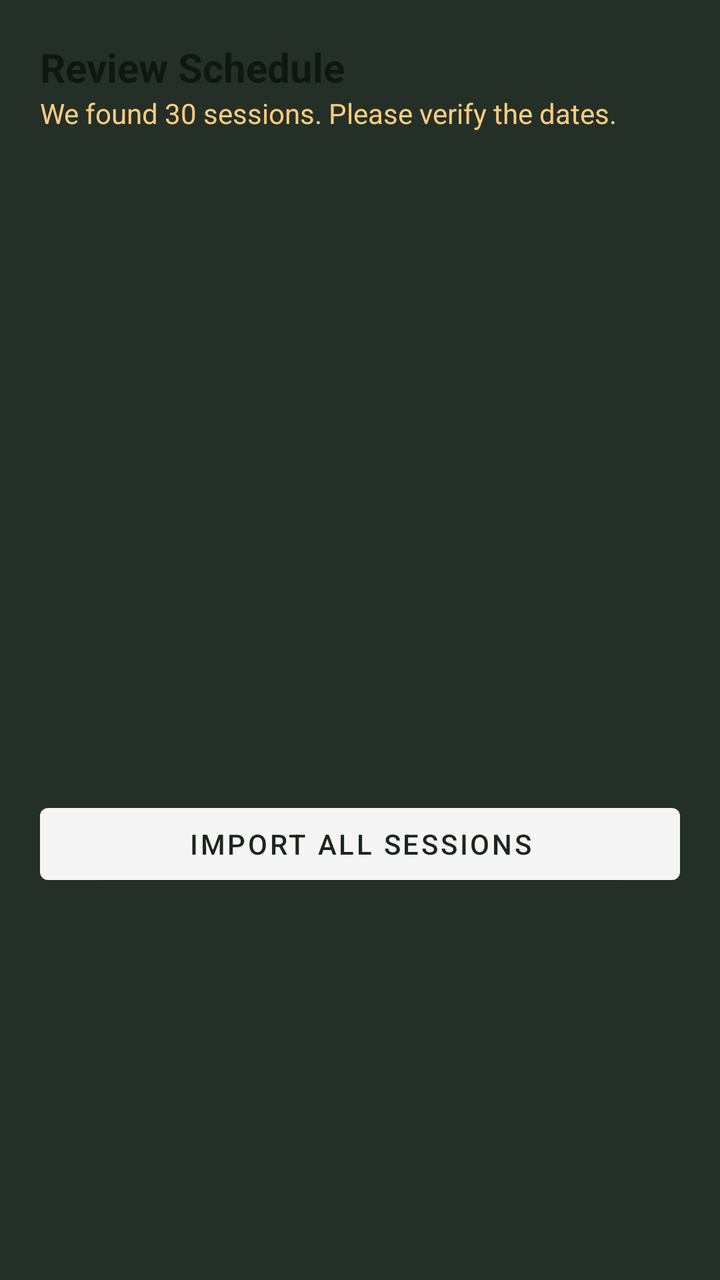
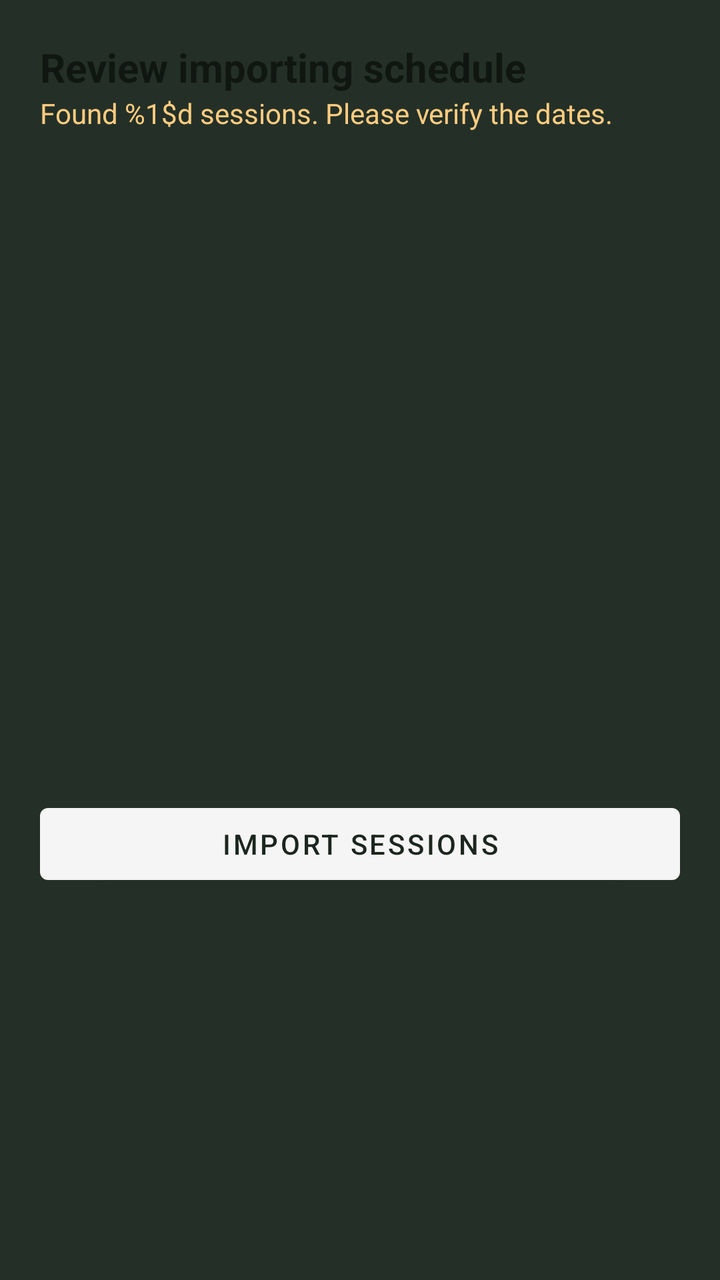

Compare the two renders of this Android layout. The source of the first and the diff that turns it into the second are given below.
<!-- AndroidManifest.xml: application theme Theme.Presensor -->
<!-- res/layout/layout_import_session_preview.xml -->
<LinearLayout xmlns:android="http://schemas.android.com/apk/res/android"
    android:layout_width="match_parent"
    android:layout_height="wrap_content"
    xmlns:app="http://schemas.android.com/apk/res-auto"
    android:orientation="vertical"
    android:padding="20dp"
    android:background="?attr/colorSurface">

    <TextView
        android:layout_width="wrap_content"
        android:layout_height="wrap_content"
        android:text="Review Schedule"
        android:textSize="20sp"
        android:textStyle="bold" />

    <TextView
        android:id="@+id/txtImportCount"
        android:layout_width="wrap_content"
        android:layout_height="wrap_content"
        android:text="We found 30 sessions. Please verify the dates."
        android:textColor="?attr/descriptiveTextColor"
        android:layout_marginBottom="16dp"/>

    <androidx.recyclerview.widget.RecyclerView
        android:id="@+id/rvImportPreview"
        android:layout_width="match_parent"
        android:layout_height="300dp" /> <com.google.android.material.button.MaterialButton
    android:id="@+id/btnConfirmImport"
    android:layout_width="match_parent"
    android:layout_height="wrap_content"
    android:layout_marginTop="16dp"
    android:text="Import All Sessions"
    app:cardCornerRadius="8dp" />
</LinearLayout>
<!-- resources referenced by this layout -->
<resources>
  <style name="Theme.Presensor" parent="Base.Theme.Presensor" />
  <style name="Base.Theme.Presensor" parent="Theme.MaterialComponents.DayNight.NoActionBar">
          <item name="colorPrimary">@color/chalk_white</item>
          <item name="colorOnPrimary">@color/blackboard_green</item>
  
          <item name="android:windowBackground">@color/blackboard_green</item>
          <item name="colorSurface">@color/surface_dark</item>
  
          <item name="android:statusBarColor">#141D16</item>
          <item name="android:windowLightStatusBar">false</item>
          <item name="android:textColorPrimary">@color/chalk_white</item>
          <item name="android:textColorSecondary" format="color">@color/chalk_blue</item>
          <item name="timestampColor" format="color">@color/chalk_teal</item>
          <item name="actionItemColor" format="color">@color/chalk_blue</item>
          <item name="descriptiveTextColor" format="color">@color/chalk_orange</item>
          <item name="cardFrameColor" format="color">@color/blackboard_frame</item>
          <item name="cardBackgroundColor" format="color">@color/blackboard_lighter_green</item>
  
          <item name="studentSkippedClassColor" format="color">@color/chalk_red</item>
          <item name="studentAttendedClassColor" format="color">@color/chalk_green</item>
      </style>
  <color name="chalk_white">#F5F5F5</color>
  <color name="blackboard_green">#1B261E</color>
  <color name="surface_dark">#243027</color>
  <color name="chalk_blue">#81D4FA</color>
  <color name="chalk_teal">#80CBC4</color>
  <color name="chalk_orange">#FFCC80</color>
  <color name="blackboard_frame">#40FFFFFF</color>
  <color name="blackboard_lighter_green">#243228</color>
  <color name="chalk_red">#EF9A9A</color>
  <color name="chalk_green">#C5E1A5</color>
</resources>

<!-- the commit's change to res/layout/layout_import_session_preview.xml (unified diff, before → after) -->
@@ -9,7 +9,7 @@
     <TextView
         android:layout_width="wrap_content"
         android:layout_height="wrap_content"
-        android:text="Review Schedule"
+        android:text="@string/dialog_import_sessions"
         android:textSize="20sp"
         android:textStyle="bold" />
 
@@ -17,18 +17,20 @@
         android:id="@+id/txtImportCount"
         android:layout_width="wrap_content"
         android:layout_height="wrap_content"
-        android:text="We found 30 sessions. Please verify the dates."
+        android:text="@string/dialog_import_sessions_hint"
         android:textColor="?attr/descriptiveTextColor"
-        android:layout_marginBottom="16dp"/>
+        android:layout_marginBottom="16dp" />
 
     <androidx.recyclerview.widget.RecyclerView
         android:id="@+id/rvImportPreview"
         android:layout_width="match_parent"
-        android:layout_height="300dp" /> <com.google.android.material.button.MaterialButton
-    android:id="@+id/btnConfirmImport"
-    android:layout_width="match_parent"
-    android:layout_height="wrap_content"
-    android:layout_marginTop="16dp"
-    android:text="Import All Sessions"
-    app:cardCornerRadius="8dp" />
+        android:layout_height="300dp" />
+
+    <com.google.android.material.button.MaterialButton
+        android:id="@+id/btnConfirmImport"
+        android:layout_width="match_parent"
+        android:layout_height="wrap_content"
+        android:layout_marginTop="16dp"
+        android:text="@string/dialog_import_sessions_button_text"
+        app:cardCornerRadius="8dp" />
 </LinearLayout>
<!-- resource entries referenced after the edit -->
@@ -1,5 +1,8 @@
 <!-- resources referenced by this layout -->
 <resources>
+  <string name="dialog_import_sessions">Review importing schedule</string>
+  <string name="dialog_import_sessions_button_text">Import sessions</string>
+  <string name="dialog_import_sessions_hint">Found %1$d sessions. Please verify the dates.</string>
   <style name="Theme.Presensor" parent="Base.Theme.Presensor" />
   <style name="Base.Theme.Presensor" parent="Theme.MaterialComponents.DayNight.NoActionBar">
           <item name="colorPrimary">@color/chalk_white</item>
